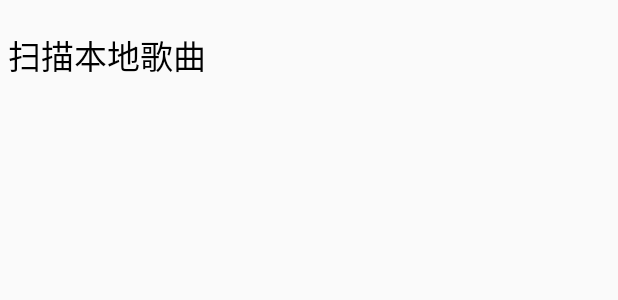
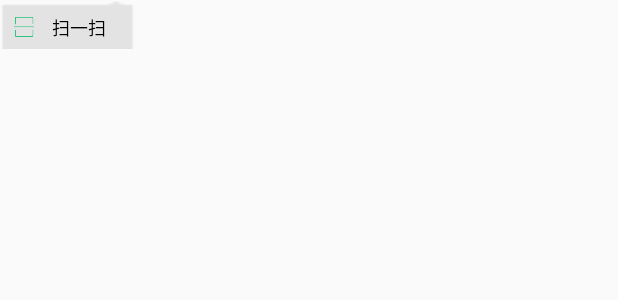
Before and after one commit to PdKingLiu/QQMusic, an Android app: the layout popwindow.xml on its own in the app's theme, with its tools: preview values and no code run, on a phone screen of 412 x 824 dp. Shown: the top 300 px of the screen. Run offline under Robolectric (Android 15) with nearby library versions, the phone set to English and light mode, and no system bars.

Commit message:
完成了首页popupwindow弹窗

```diff
--- a/app/src/main/java/com/example/qqmusic/LocalMusicFragment.java
+++ b/app/src/main/java/com/example/qqmusic/LocalMusicFragment.java
@@ -3,6 +3,7 @@ package com.example.qqmusic;
 import android.Manifest;
 import android.content.pm.PackageManager;
 import android.graphics.drawable.ColorDrawable;
+import android.graphics.drawable.Drawable;
 import android.os.Bundle;
 import android.support.v4.app.ActivityCompat;
 import android.support.v4.app.Fragment;
@@ -64,7 +65,6 @@ public class LocalMusicFragment extends Fragment {
                         .WRAP_CONTENT, ViewGroup.LayoutParams.WRAP_CONTENT, true);
                 final WindowManager.LayoutParams wl = getActivity().getWindow().getAttributes();
                 popupWindow.setTouchable(true);
-                popupWindow.setTouchable(true);
                 popupWindow.setOnDismissListener(new PopupWindow.OnDismissListener() {
                     @Override
                     public void onDismiss() {
@@ -72,7 +72,6 @@ public class LocalMusicFragment extends Fragment {
                         getActivity().getWindow().setAttributes(wl);
                     }
                 });
-                popupWindow.setBackgroundDrawable(new ColorDrawable(0xFFFFFFFF));
                 popupWindow.showAsDropDown(v);
                 wl.alpha = 0.5f;
                 getActivity().getWindow().addFlags(WindowManager.LayoutParams.FLAG_DIM_BEHIND);
--- a/app/src/main/res/layout/fragment_local_music.xml
+++ b/app/src/main/res/layout/fragment_local_music.xml
@@ -73,12 +73,6 @@
 
     </android.support.design.widget.TabLayout>
 
-    <Button
-        android:id="@+id/query"
-        android:layout_width="match_parent"
-        android:layout_height="wrap_content"
-        android:text="搜索本地歌曲" />
-
     <android.support.v7.widget.RecyclerView
         android:id="@+id/local_recyclerView"
         android:layout_width="match_parent"
--- a/app/src/main/res/layout/popwindow.xml
+++ b/app/src/main/res/layout/popwindow.xml
@@ -1,19 +1,33 @@
 <?xml version="1.0" encoding="utf-8"?>
 <LinearLayout xmlns:android="http://schemas.android.com/apk/res/android"
-    android:layout_width="match_parent"
-    android:layout_height="match_parent"
+    android:layout_width="wrap_content"
+    android:layout_height="wrap_content"
+    android:background="@drawable/popwindow_iocn"
     android:orientation="vertical">
 
-    <TextView
-        android:textColor="@android:color/black"
-        android:id="@+id/scan_local_music"
+
+    <LinearLayout
+        android:id="@+id/pop_two"
         android:layout_width="wrap_content"
         android:layout_height="wrap_content"
-        android:layout_marginLeft="5dp"
-        android:layout_marginRight="5dp"
-        android:layout_marginTop="20dp"
-        android:layout_marginBottom="20dp"
-        android:text="扫描本地歌曲"
-        android:textSize="22sp" />
+        android:layout_gravity="center_horizontal"
+        android:layout_margin="5dp"
+        android:orientation="horizontal">
+
+        <ImageView
+            android:layout_width="17dp"
+            android:layout_height="17dp"
+            android:src="@drawable/scan_main" />
+
+        <TextView
+            android:id="@+id/scan_local_music"
+            android:layout_width="wrap_content"
+            android:layout_height="wrap_content"
+            android:layout_marginLeft="10dp"
+            android:text="扫一扫　"
+            android:textColor="@android:color/black"
+            android:textSize="12sp" />
+    </LinearLayout>
+
 
 </LinearLayout>
```
Also changed, not shown: app/src/main/java/com/example/qqmusic/MainActivity.java (+59 -2 lines), app/src/main/java/com/example/qqmusic/MineFragment.java (+2 -6 lines), app/src/main/res/layout/mian_popwindow_layout.xml (added, +95 -0 lines), app/src/main/res/drawable/find_music_by_song.png (added), app/src/main/res/drawable/popwindow_iocn.9.png (added), app/src/main/res/drawable/scan_icon.png (added), app/src/main/res/drawable/scan_main.png (added), app/src/main/res/drawable/video_picture.png (added).
